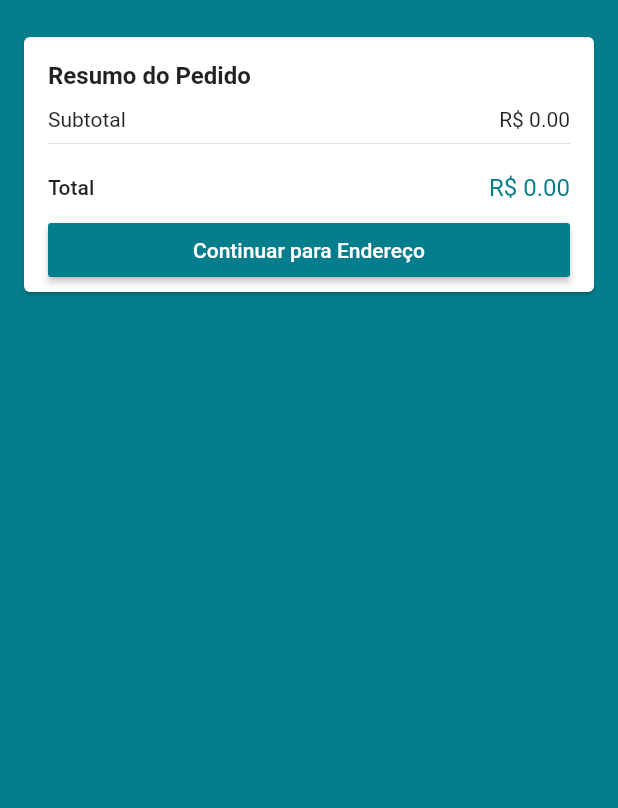
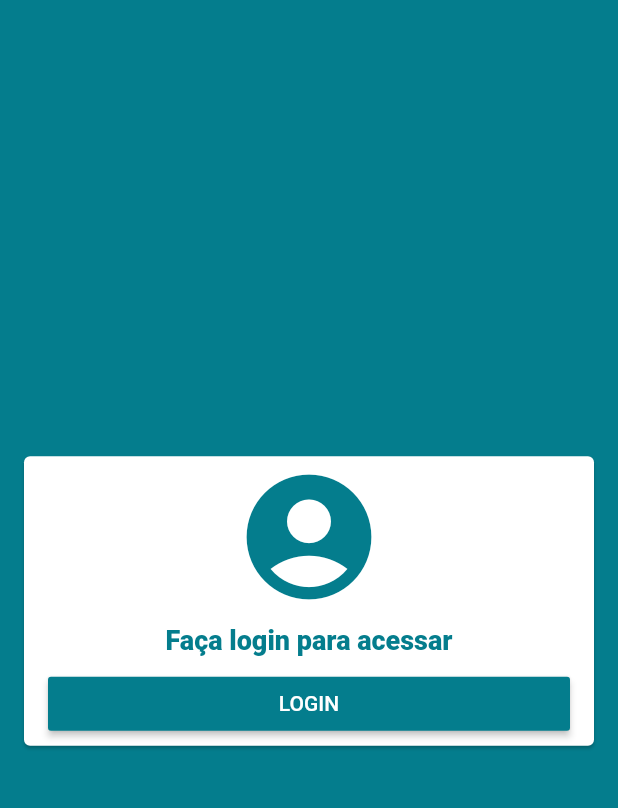
Before and after one commit to diogocavassani/LojaVirtual, a Flutter app: the screen it shows after launch, after a tap on the "shopping cart" icon, on a phone screen of 412 x 824 dp, the part 59-867 px from its top. Run offline on Flutter 3.47's test engine with Material 2 defaults, Android fonts, the phone set to English and light mode, and no system bars; our stand-ins replace brasil_fields, carousel_pro, cloud_firestore, dio, firebase_auth, firebase_storage and 4 more; missing offline and left inert: alphabet_list_scroll_view; accounts and stored records are empty.

```diff
--- a/lib/common/custom_icon_button.dart
+++ b/lib/common/custom_icon_button.dart
@@ -1,11 +1,12 @@
 import 'package:flutter/material.dart';
 
 class CustomIconButton extends StatelessWidget {
-  const CustomIconButton({this.iconData, this.color, this.onTap});
+  const CustomIconButton({this.iconData, this.color, this.onTap, this.size});
 
   final IconData iconData;
   final Color color;
   final VoidCallback onTap;
+  final double size;
 
   @override
   Widget build(BuildContext context) {
@@ -20,6 +21,7 @@ class CustomIconButton extends StatelessWidget {
             child: Icon(
               iconData,
               color: onTap != null ? color : Colors.grey[400],
+              size: size ?? 24,
             ),
           ),
         ),
--- /dev/null
+++ b/lib/common/login_cart.dart
@@ -0,0 +1,46 @@
+import 'package:flutter/material.dart';
+
+class LoginCard extends StatelessWidget {
+  @override
+  Widget build(BuildContext context) {
+    return Center(
+      child: Card(
+        margin: const EdgeInsets.all(16),
+        child: Padding(
+          padding: const EdgeInsets.fromLTRB(16, 4, 16, 4),
+          child: Column(
+            mainAxisSize: MainAxisSize.min,
+            crossAxisAlignment: CrossAxisAlignment.stretch,
+            children: <Widget>[
+              Icon(
+                Icons.account_circle,
+                color: Theme.of(context).primaryColor,
+                size: 100,
+              ),
+              Padding(
+                padding: const EdgeInsets.all(8.0),
+                child: Text(
+                  'Faça login para acessar',
+                  textAlign: TextAlign.center,
+                  style: TextStyle(
+                    fontSize: 18,
+                    fontWeight: FontWeight.w800,
+                    color: Theme.of(context).primaryColor,
+                  ),
+                ),
+              ),
+              RaisedButton(
+                onPressed: () {
+                  Navigator.of(context).pushNamed('/login');
+                },
+                color: Theme.of(context).primaryColor,
+                textColor: Colors.white,
+                child: const Text('LOGIN'),
+              ),
+            ],
+          ),
+        ),
+      ),
+    );
+  }
+}
--- a/lib/main.dart
+++ b/lib/main.dart
@@ -5,6 +5,7 @@ import 'package:loja_virtual/models/home_manager.dart';
 import 'package:loja_virtual/models/product.dart';
 import 'package:loja_virtual/models/product_manager.dart';
 import 'package:loja_virtual/models/user_manager.dart';
+import 'package:loja_virtual/screens/adress/address_screen.dart';
 import 'package:loja_virtual/screens/base/base_screen.dart';
 import 'package:loja_virtual/screens/cart/cart_screen.dart';
 import 'package:loja_virtual/screens/edit_product/edit_product_screen.dart';
@@ -65,6 +66,8 @@ class MyApp extends StatelessWidget {
               return MaterialPageRoute(builder: (_) => LoginScreen());
             case '/base':
               return MaterialPageRoute(builder: (_) => BaseScreen());
+            case '/adress':
+              return MaterialPageRoute(builder: (_) => AddressScren());
             case '/signup':
               return MaterialPageRoute(builder: (_) => SignUpScreen());
             case '/cart':
--- /dev/null
+++ b/lib/models/address.dart
@@ -0,0 +1,49 @@
+class Address {
+  Address(
+      {this.street,
+      this.number,
+      this.complement,
+      this.city,
+      this.district,
+      this.lat,
+      this.long,
+      this.state,
+      this.zipCode});
+
+  String street;
+  String number;
+  String complement;
+  String district;
+  String zipCode;
+  String city;
+  String state;
+
+  double lat;
+  double long;
+
+  Address.fromMap(Map<String, dynamic> map) {
+    street = map['street'] as String;
+    number = map['number'] as String;
+    complement = map['complement'] as String;
+    district = map['district'] as String;
+    zipCode = map['zipCode'] as String;
+    city = map['city'] as String;
+    state = map['state'] as String;
+    lat = map['lat'] as double;
+    long = map['long'] as double;
+  }
+
+  Map<String, dynamic> toMap() {
+    return {
+      'street': street,
+      'number': number,
+      'complement': complement,
+      'district': district,
+      'zipCode': zipCode,
+      'city': city,
+      'state': state,
+      'lat': lat,
+      'long': long,
+    };
+  }
+}
--- a/lib/screens/cart/cart_screen.dart
+++ b/lib/screens/cart/cart_screen.dart
@@ -1,4 +1,6 @@
 import 'package:flutter/material.dart';
+import 'package:loja_virtual/common/empty_card.dart';
+import 'package:loja_virtual/common/login_cart.dart';
 import 'package:loja_virtual/common/price_card.dart';
 import 'package:loja_virtual/models/cart_manager.dart';
 import 'package:loja_virtual/screens/cart/components/cart_title.dart';
@@ -14,6 +16,16 @@ class CartScreen extends StatelessWidget {
       ),
       body: Consumer<CartManager>(
         builder: (_, cartManager, __) {
+          if (cartManager.user == null) {
+            return LoginCard();
+          }
+          if (cartManager.items.isEmpty) {
+            return const EmptyCard(
+              iconData: Icons.remove_shopping_cart,
+              title: 'Nenhum produto no carrinho',
+            );
+          }
+
           return ListView(
             children: <Widget>[
               Column(
@@ -23,7 +35,11 @@ class CartScreen extends StatelessWidget {
               ),
               PriceCard(
                 buttonText: 'Continuar para Endereço',
-                onPressed: cartManager.isCartValid ? () {} : null,
+                onPressed: cartManager.isCartValid
+                    ? () {
+                        Navigator.of(context).pushNamed('/adress');
+                      }
+                    : null,
               )
             ],
           );
--- a/lib/screens/products/products_screen.dart
+++ b/lib/screens/products/products_screen.dart
@@ -27,7 +27,7 @@ class ProductsScreen extends StatelessWidget {
                       productManager.search = search;
                     }
                   },
-                  child: Container(
+                  child: SizedBox(
                     width: constraints.biggest.width,
                     child: Text(
                       productManager.search,
--- a/pubspec.yaml
+++ b/pubspec.yaml
@@ -40,6 +40,9 @@ dependencies:
   image_picker: ^0.6.7
   image_cropper: ^1.2.2
   uuid: ^2.0.4
+  dio: ^3.0.9
+  brasil_fields: ^0.1.0
+  geolocator: ^5.3.1
 
 dev_dependencies:
   flutter_test:
```
Also changed, not shown: lib/common/empty_card.dart (added, +38 -0 lines), lib/common/price_card.dart (+16 -2 lines), lib/models/cart_manager.dart (+94 -1 lines), lib/models/cepaberto_address.dart (added, +37 -0 lines), lib/models/user.dart (+12 -0 lines), lib/screens/adress/address_screen.dart (added, +30 -0 lines), lib/screens/adress/components/address_card.dart (added, +36 -0 lines), lib/screens/adress/components/address_input_field.dart (added, +170 -0 lines), lib/screens/adress/components/cep_input_field.dart (added, +106 -0 lines), lib/screens/base/base_screen.dart (+6 -1 lines), lib/services/cepaberto_service.dart (added, +29 -0 lines), pubspec.lock.
